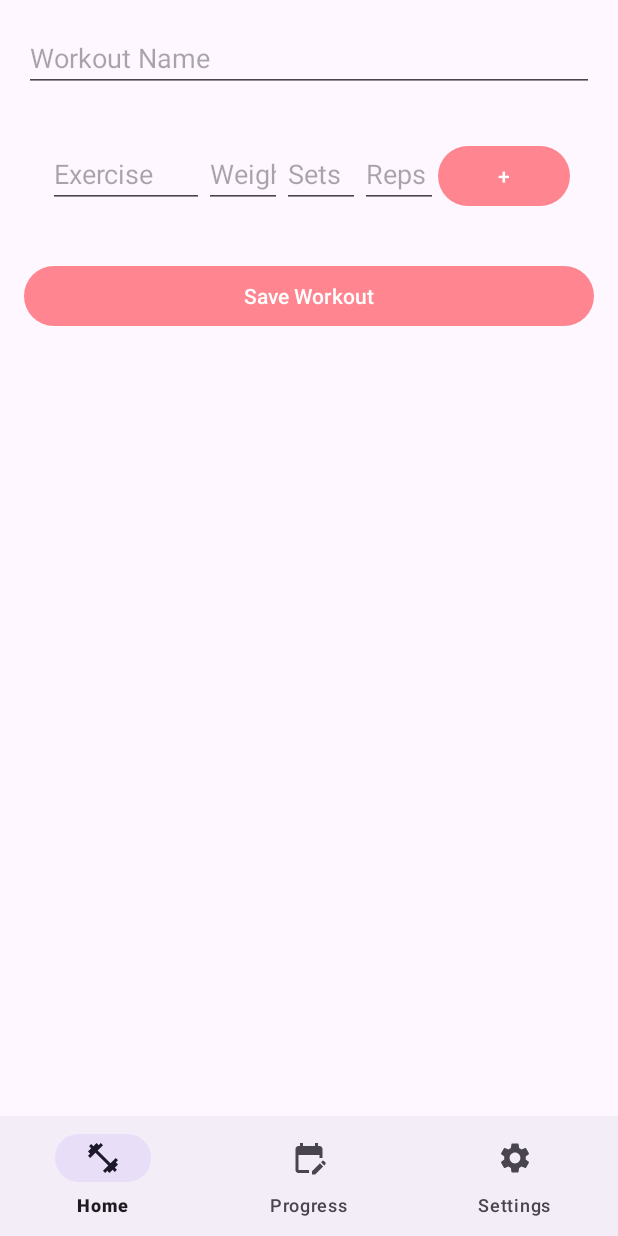
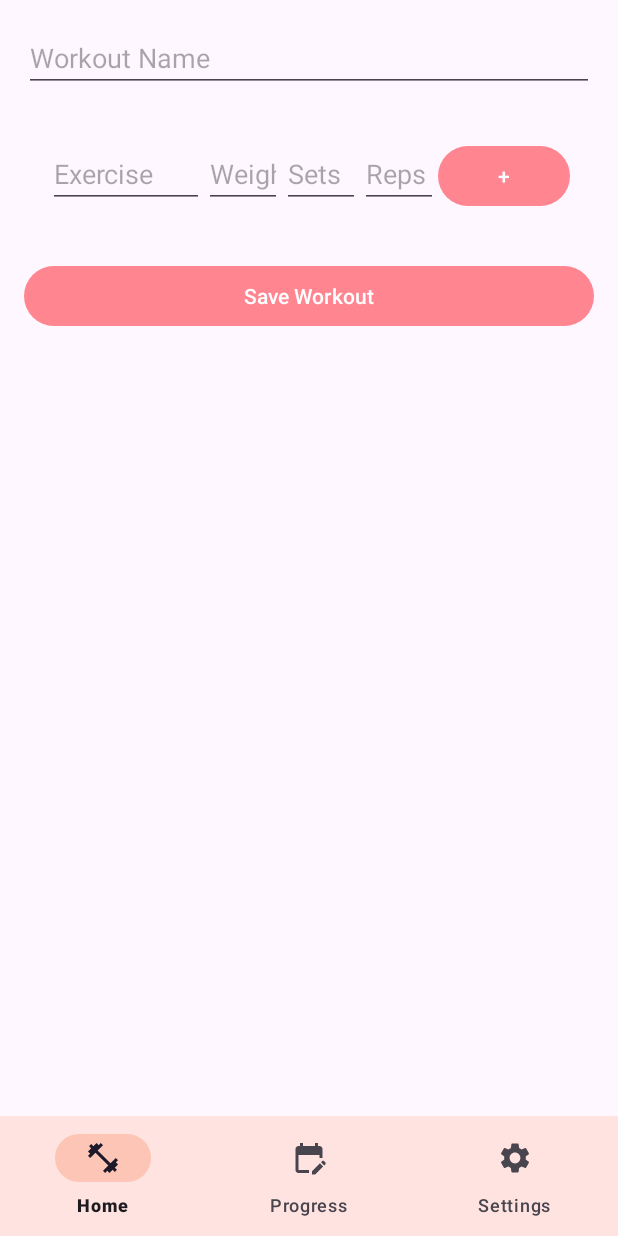
Before and after one commit to Frankie915/LeachPeach, an Android app: the screen it shows after launch (MainActivity), after a tap on "add workout", on a phone screen of 412 x 824 dp. Run offline under Robolectric (Android 15) with nearby library versions, the phone set to English and light mode, and no system bars; our stand-ins replace Room's generated code, navigation-ui.

Commit message:
Applied color palette

```diff
--- a/app/src/main/res/layout/activity_main.xml
+++ b/app/src/main/res/layout/activity_main.xml
@@ -19,10 +19,14 @@
         android:id="@+id/bottomNavigationView"
         android:layout_width="match_parent"
         android:layout_height="wrap_content"
+        android:background="@color/peach_int1"
         app:layout_constraintTop_toBottomOf="@id/fragment_container"
         app:layout_constraintBottom_toBottomOf="parent"
         app:layout_constraintStart_toStartOf="parent"
         app:layout_constraintEnd_toEndOf="parent"
+        app:itemActiveIndicatorStyle="@style/App.Custom.Indicator"
+        app:itemRippleColor="@color/peach_int2"
         app:menu="@menu/bottom_nav_menu" />
 
+
 </androidx.constraintlayout.widget.ConstraintLayout>
```
